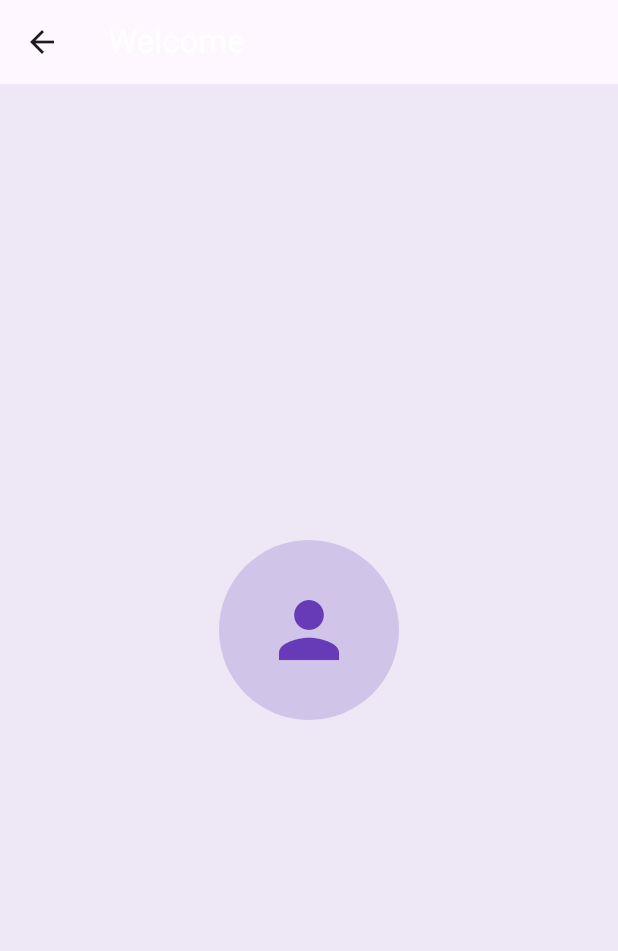
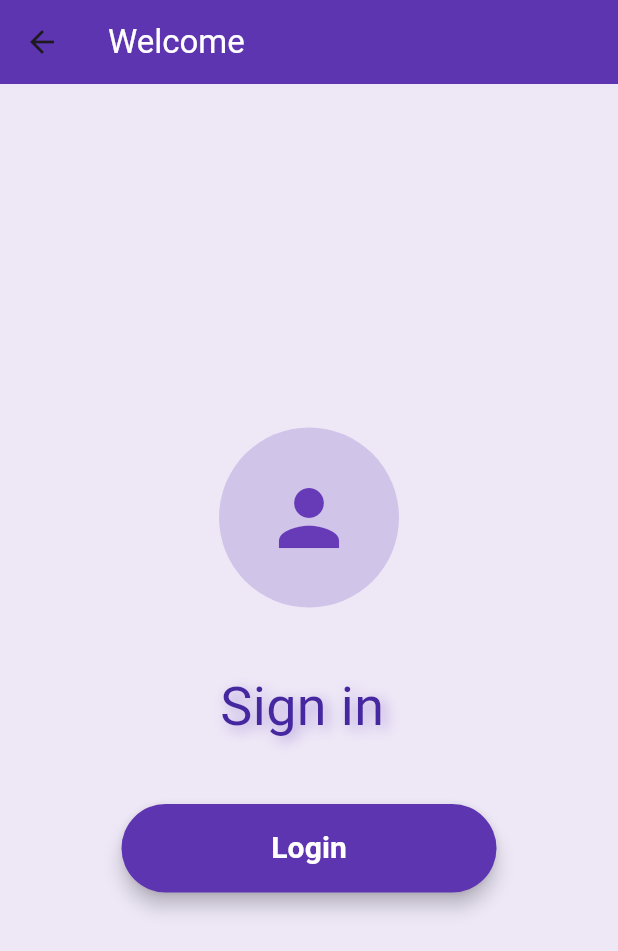
Before and after one commit to KhalilHen/30-seconds, a Flutter app: the AccountPage screen opened directly, on a phone screen of 412 x 824 dp. Shown: the top 951 px of the screen. Run offline on Flutter 3.47's test engine with Material 3 defaults, Android fonts, the phone set to English and light mode, and no system bars; our stand-ins replace audioplayers.

Commit message:
Added login in button (Not functional

```diff
--- a/thirty_seconds/lib/pages/account-page.dart
+++ b/thirty_seconds/lib/pages/account-page.dart
@@ -12,6 +12,7 @@ class AccountPage extends StatelessWidget {
             color: Colors.white,
           ),
         ),
+        backgroundColor: Colors.deepPurple[600],
         elevation: 0,
       ),
       body: Center(
@@ -30,6 +31,31 @@ class AccountPage extends StatelessWidget {
             SizedBox(
               height: 40,
             ),
+            Text(
+              "Sign in ",
+              style: TextStyle(fontSize: 36, color: Colors.deepPurple[800], shadows: [Shadow(blurRadius: 10, color: Colors.deepPurple[200]!, offset: const Offset(3, 3))]),
+            ),
+            SizedBox(
+              height: 40,
+            ),
+            ElevatedButton(
+                onPressed: () {},
+                style: ElevatedButton.styleFrom(
+                  backgroundColor: Colors.deepPurple[600],
+                  padding: const EdgeInsets.symmetric(
+                    horizontal: 50,
+                    vertical: 15,
+                  ),
+                  shape: RoundedRectangleBorder(
+                    borderRadius: BorderRadius.circular(30),
+                  ),
+                  elevation: 5,
+                  minimumSize: Size(250, 55),
+                ),
+                child: Text(
+                  "Login",
+                  style: TextStyle(fontSize: 20, fontWeight: FontWeight.bold, color: Colors.white),
+                ))
           ],
         ),
       ),
```
